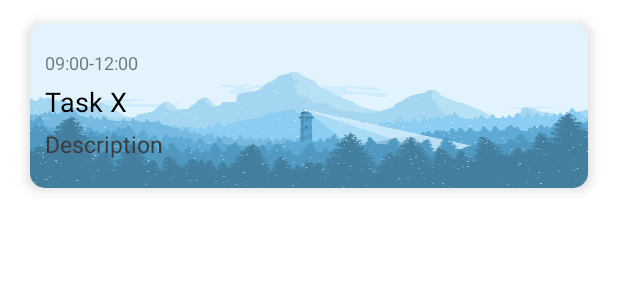
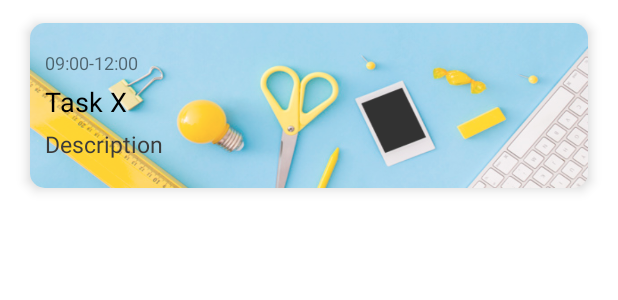
Before and after one commit to Fachhochschule-Erfurt-BA5/MPE, an Android app: the layout task_item.xml on its own in the app's theme, with its tools: preview values and no code run, on a phone screen of 412 x 824 dp. Shown: the top 300 px of the screen. Run offline under Robolectric (Android 15) with nearby library versions, the phone set to English and light mode, and no system bars.

Commit message:
task_item_custom

```diff
--- a/app/src/main/res/layout/task_item.xml
+++ b/app/src/main/res/layout/task_item.xml
@@ -26,7 +26,7 @@
             android:id="@+id/card_bg"
             android:layout_width="match_parent"
             android:layout_height="110dp"
-            android:background="@drawable/ic_img1"
+            android:background="@drawable/study_4"
             android:alpha="0.8"
             android:scaleType="centerCrop"/>
 
@@ -62,7 +62,7 @@
                 android:id="@+id/task_descrip"
                 android:textColor="@color/black_semi"
                 tools:text="Description"
-                android:textSize="15sp"/>/>
+                android:textSize="15sp"/>
 
         </LinearLayout>
     </com.google.android.material.card.MaterialCardView>
```
Also changed, not shown: app/src/main/res/drawable-v24/study_4.png (added).
